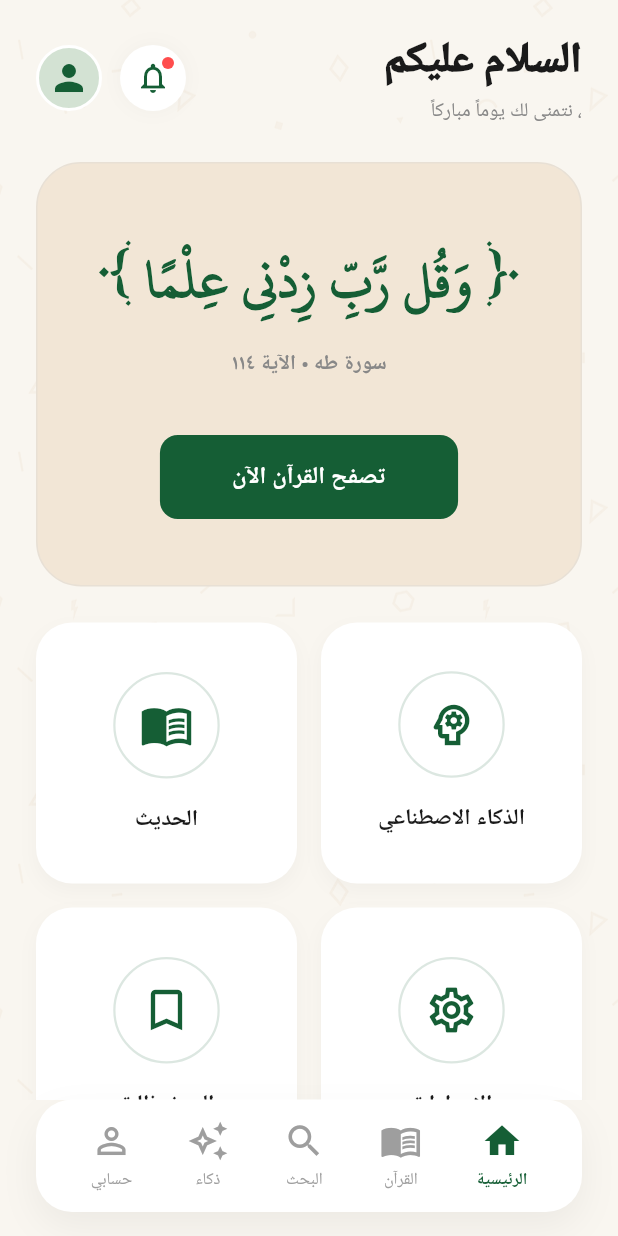
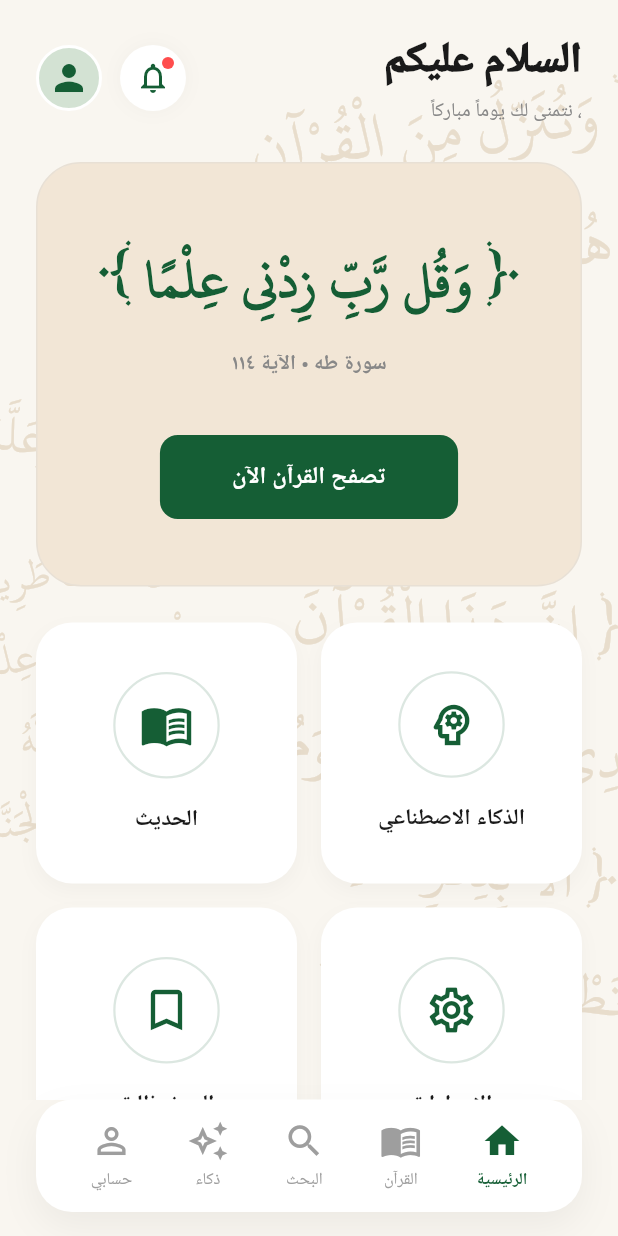
Before and after one commit to bilali822/android-noor-almaarifa, a Flutter app: the HomeScreen screen opened directly, on a phone screen of 412 x 824 dp. Run offline on Flutter 3.47's test engine with Material 3 defaults, Android fonts, the phone set to English and light mode, and no system bars; our stand-ins replace shared_preferences, sqflite; accounts and stored records are empty; Roboto replaces fonts that are missing (Cairo).

Commit message:
design(ui): استخدام الآيات والأحاديث بالخط العثماني كخلفية مطابقة للتصميم

```diff
--- a/lib/widgets/quranic_background.dart
+++ b/lib/widgets/quranic_background.dart
@@ -6,26 +6,123 @@ class QuranicBackground extends StatelessWidget {
 
   @override
   Widget build(BuildContext context) {
-    return Container(
-      // الخلفية الأساسية (البيج الفاتح من الصورة)
-      color: const Color(0xFFF9F6F0),
-      child: Container(
-        decoration: BoxDecoration(
-          image: DecorationImage(
-            // تكرار الصورة
-            image: const AssetImage('assets/images/islamic_pattern.png'),
-            repeat: ImageRepeat.repeat,
-            // حجم النقشة (كل ما الرقم يقل، النقشة تكبر)
-            scale: 1.5,
-            // تلوين النقشة بالبيج الغامق/الذهبي اللي في الصورة
-            colorFilter: const ColorFilter.mode(
-              Color(0xFFEADBC8),
-              BlendMode.srcIn,
-            ),
+    final size = MediaQuery.of(context).size;
+
+    return Stack(
+      children: [
+        // 1. الخلفية البيج الفاتحة
+        Container(color: const Color(0xFFF9F6F0)),
+
+        // 2. الآيات والأحاديث في الخلفية (محمية من النقر)
+        IgnorePointer(
+          child: Stack(
+            children: [
+              // آية أعلى اليمين
+              Positioned(
+                top: size.height * 0.05,
+                right: -30,
+                child: Transform.rotate(
+                  angle: -0.1,
+                  child: const Text(
+                    '﴿ وَنُنَزِّلُ مِنَ الْقُرْآنِ\nمَا هُوَ شِفَاءٌ وَرَحْمَةٌ ﴾',
+                    textDirection: TextDirection.rtl,
+                    textAlign: TextAlign.center,
+                    style: TextStyle(
+                      fontFamily: 'UthmanicHafs',
+                      fontSize: 45,
+                      color: Color(0xFFE8DDCC), // لون بيج غامق شفاف
+                      height: 1.8,
+                    ),
+                  ),
+                ),
+              ),
+
+              // حديث أعلى اليسار
+              Positioned(
+                top: size.height * 0.25,
+                left: -20,
+                child: Transform.rotate(
+                  angle: 0.15,
+                  child: const Text(
+                    'خَيْرُكُمْ مَنْ\nتَعَلَّمَ الْقُرْآنَ وَعَلَّمَهُ',
+                    textDirection: TextDirection.rtl,
+                    textAlign: TextAlign.center,
+                    style: TextStyle(
+                      fontFamily: 'UthmanicHafs',
+                      fontSize: 35,
+                      color: Color(0xFFE8DDCC),
+                      height: 1.8,
+                    ),
+                  ),
+                ),
+              ),
+
+              // آية في المنتصف
+              Positioned(
+                top: size.height * 0.45,
+                right: -40,
+                child: Transform.rotate(
+                  angle: 0.05,
+                  child: const Text(
+                    '﴿ إِنَّ هَذَا الْقُرْآنَ\nيَهْدِي لِلَّتِي هِيَ أَقْوَمُ ﴾',
+                    textDirection: TextDirection.rtl,
+                    textAlign: TextAlign.center,
+                    style: TextStyle(
+                      fontFamily: 'UthmanicHafs',
+                      fontSize: 45,
+                      color: Color(0xFFE8DDCC),
+                      height: 1.8,
+                    ),
+                  ),
+                ),
+              ),
+
+              // حديث أسفل اليسار
+              Positioned(
+                bottom: size.height * 0.20,
+                left: -20,
+                child: Transform.rotate(
+                  angle: -0.12,
+                  child: const Text(
+                    'مَنْ سَلَكَ طَرِيقًا\nيَلْتَمِسُ فِيهِ عِلْمًا\nسَهَّلَ اللَّهُ لَهُ\nبِهِ طَرِيقًا إِلَى الْجَنَّةِ',
+                    textDirection: TextDirection.rtl,
+                    textAlign: TextAlign.center,
+                    style: TextStyle(
+                      fontFamily: 'UthmanicHafs',
+                      fontSize: 30,
+                      color: Color(0xFFE8DDCC),
+                      height: 1.8,
+                    ),
+                  ),
+                ),
+              ),
+
+              // آية أسفل اليمين
+              Positioned(
+                bottom: size.height * 0.05,
+                right: -10,
+                child: Transform.rotate(
+                  angle: 0.1,
+                  child: const Text(
+                    '﴿ أَلَا بِذِكْرِ اللَّهِ\nتَطْمَئِنُّ الْقُلُوبُ ﴾',
+                    textDirection: TextDirection.rtl,
+                    textAlign: TextAlign.center,
+                    style: TextStyle(
+                      fontFamily: 'UthmanicHafs',
+                      fontSize: 40,
+                      color: Color(0xFFE8DDCC),
+                      height: 1.8,
+                    ),
+                  ),
+                ),
+              ),
+            ],
           ),
         ),
-        child: child,
-      ),
+
+        // 3. المحتوى الأساسي (فوق الخلفية)
+        child,
+      ],
     );
   }
 }
```
